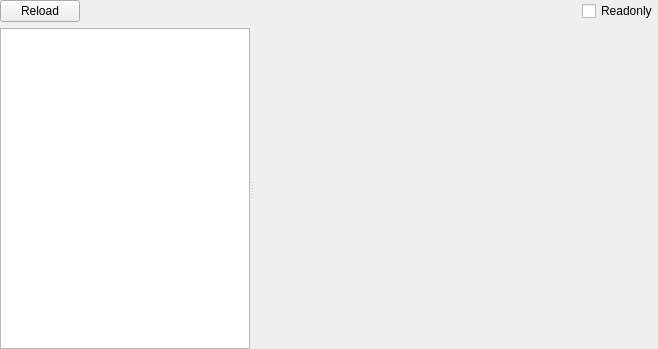
Before: the Qt Designer form PE/pewidget.ui in horsicq/FormatWidgets, drawn with Qt 5.
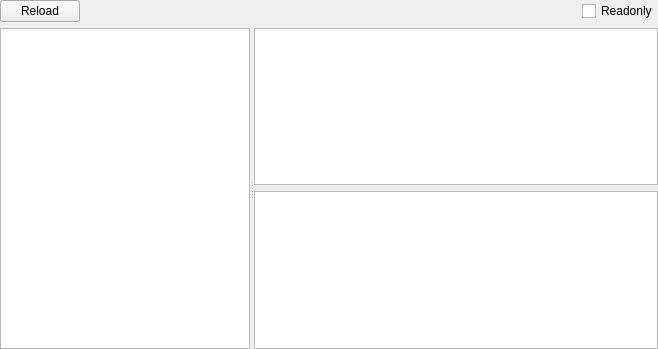
After: the same form once the commit is applied. Custom widgets are drawn as their Qt base class.

The edit to the form file:
```diff
--- a/PE/pewidget.ui
+++ b/PE/pewidget.ui
@@ -555,7 +555,51 @@
         </item>
        </layout>
       </widget>
-      <widget class="QWidget" name="page_Resources_Version"/>
+      <widget class="QWidget" name="page_Resources_Version">
+       <layout class="QVBoxLayout" name="verticalLayout_21">
+        <property name="leftMargin">
+         <number>0</number>
+        </property>
+        <property name="topMargin">
+         <number>0</number>
+        </property>
+        <property name="rightMargin">
+         <number>0</number>
+        </property>
+        <property name="bottomMargin">
+         <number>0</number>
+        </property>
+        <item>
+         <widget class="QTableWidget" name="tableWidget_Resources_Version">
+          <property name="editTriggers">
+           <set>QAbstractItemView::NoEditTriggers</set>
+          </property>
+          <property name="selectionMode">
+           <enum>QAbstractItemView::SingleSelection</enum>
+          </property>
+          <property name="selectionBehavior">
+           <enum>QAbstractItemView::SelectRows</enum>
+          </property>
+          <attribute name="horizontalHeaderVisible">
+           <bool>false</bool>
+          </attribute>
+          <attribute name="verticalHeaderVisible">
+           <bool>false</bool>
+          </attribute>
+          <attribute name="verticalHeaderDefaultSectionSize">
+           <number>21</number>
+          </attribute>
+         </widget>
+        </item>
+        <item>
+         <widget class="QTextEdit" name="textEditResources_Version">
+          <property name="readOnly">
+           <bool>true</bool>
+          </property>
+         </widget>
+        </item>
+       </layout>
+      </widget>
       <widget class="QWidget" name="page_Resources_Manifest">
        <layout class="QVBoxLayout" name="verticalLayout_19">
         <property name="leftMargin">
```
Left out of the diff: 2 changed lines with no effect on the pictures.
